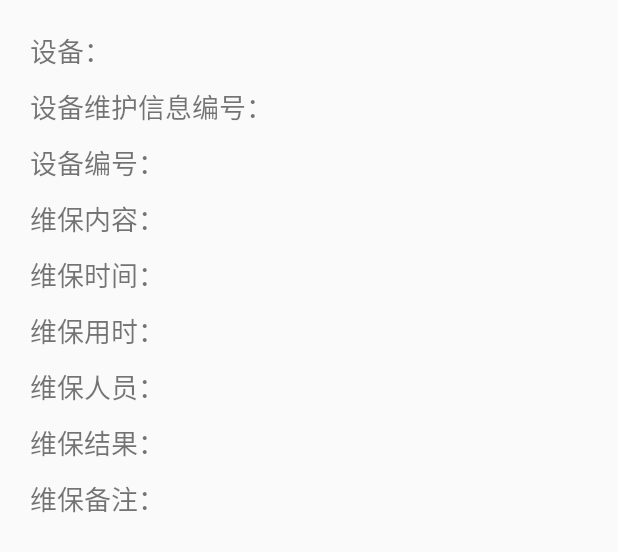
After one commit to shike2599/MyApp, an Android app: the layout item_expand_child.xml on its own in the app's theme, with its tools: preview values and no code run, on a phone screen of 412 x 824 dp. The commit adds this screen. Shown: the top 552 px of the screen. Run offline under Robolectric (Android 15) with nearby library versions, the phone set to English and light mode, and no system bars.

Commit message:
维保信息完成

```diff
--- a/app/src/main/java/project/wy/com/myappdemo/untils/Constant.java
+++ b/app/src/main/java/project/wy/com/myappdemo/untils/Constant.java
@@ -24,4 +24,5 @@ public class Constant {
 
     public static final String  QUEST_PRO_INFO = "http://116.62.186.91:8080/gywyext/systemProject/getProjectInfo.do?";//项目信息
     public static final String  ADD_RUNNING_INFO= "http://116.62.186.91:8080/gywyext/moblieAdd/addOpeartion.do";//手动输入项目信息
+    public static final String  QUEST_MAINTEN_INFO = "http://116.62.186.91:8080/gywyext/moblieAdd/getmaintenance.do";//维保信息
 }
--- /dev/null
+++ b/app/src/main/res/layout/item_expand_child.xml
@@ -0,0 +1,202 @@
+<?xml version="1.0" encoding="utf-8"?>
+<LinearLayout xmlns:android="http://schemas.android.com/apk/res/android"
+    android:layout_width="match_parent"
+    android:layout_height="match_parent"
+    android:orientation="vertical"
+    android:paddingLeft="20dp"
+    android:paddingTop="10dp"
+    >
+   <LinearLayout
+       android:layout_width="match_parent"
+       android:layout_height="wrap_content"
+       android:orientation="horizontal"
+       android:layout_marginTop="10dp"
+       >
+       <TextView
+           android:layout_width="wrap_content"
+           android:layout_height="wrap_content"
+           android:textSize="@dimen/device_info_size"
+           android:text="设备："
+           />
+       <TextView
+           android:id="@+id/equipment"
+           android:layout_width="wrap_content"
+           android:layout_height="wrap_content"
+           android:textSize="@dimen/device_info_size"
+           android:text=""
+           />
+   </LinearLayout>
+
+    <LinearLayout
+        android:layout_width="match_parent"
+        android:layout_height="wrap_content"
+        android:orientation="horizontal"
+        android:layout_marginTop="10dp"
+        >
+        <TextView
+            android:layout_width="wrap_content"
+            android:layout_height="wrap_content"
+            android:textSize="@dimen/device_info_size"
+            android:text="设备维护信息编号："
+            />
+        <TextView
+            android:id="@+id/equip_maintenance_id"
+            android:layout_width="wrap_content"
+            android:layout_height="wrap_content"
+            android:textSize="@dimen/device_info_size"
+            android:text=""
+            />
+    </LinearLayout>
+
+    <LinearLayout
+        android:layout_width="match_parent"
+        android:layout_height="wrap_content"
+        android:orientation="horizontal"
+        android:layout_marginTop="10dp"
+
+        >
+        <TextView
+            android:layout_width="wrap_content"
+            android:layout_height="wrap_content"
+            android:textSize="@dimen/device_info_size"
+            android:text="设备编号："
+            />
+        <TextView
+            android:id="@+id/equip_id"
+            android:layout_width="wrap_content"
+            android:layout_height="wrap_content"
+            android:textSize="@dimen/device_info_size"
+            android:text=""
+            />
+    </LinearLayout>
+
+    <LinearLayout
+        android:layout_width="match_parent"
+        android:layout_height="wrap_content"
+        android:orientation="horizontal"
+        android:layout_marginTop="10dp"
+
+        >
+        <TextView
+            android:layout_width="wrap_content"
+            android:layout_height="wrap_content"
+            android:textSize="@dimen/device_info_size"
+            android:text="维保内容："
+            />
+        <TextView
+            android:id="@+id/equip_maintenance_info"
+            android:layout_width="wrap_content"
+            android:layout_height="wrap_content"
+            android:textSize="@dimen/device_info_size"
+            android:text=""
+            />
+    </LinearLayout>
+
+    <LinearLayout
+        android:layout_width="match_parent"
+        android:layout_height="wrap_content"
+        android:orientation="horizontal"
+        android:layout_marginTop="10dp"
+
+        >
+        <TextView
+            android:layout_width="wrap_content"
+            android:layout_height="wrap_content"
+            android:textSize="@dimen/device_info_size"
+            android:text="维保时间："
+            />
+        <TextView
+            android:id="@+id/equip_maintenance_date"
+            android:layout_width="wrap_content"
+            android:layout_height="wrap_content"
+            android:textSize="@dimen/device_info_size"
+            android:text=""
+            />
+    </LinearLayout>
+
+    <LinearLayout
+        android:layout_width="match_parent"
+        android:layout_height="wrap_content"
+        android:orientation="horizontal"
+        android:layout_marginTop="10dp"
+
+        >
+        <TextView
+            android:layout_width="wrap_content"
+            android:layout_height="wrap_content"
+            android:textSize="@dimen/device_info_size"
+            android:text="维保用时："
+            />
+        <TextView
+            android:id="@+id/quip_maintenance_time"
+            android:layout_width="wrap_content"
+            android:layout_height="wrap_content"
+            android:textSize="@dimen/device_info_size"
+            android:text=""
+            />
+    </LinearLayout>
+
+    <LinearLayout
+        android:layout_width="match_parent"
+        android:layout_height="wrap_content"
+        android:orientation="horizontal"
+        android:layout_marginTop="10dp"
+
+        >
+        <TextView
+            android:layout_width="wrap_content"
+            android:layout_height="wrap_content"
+            android:textSize="@dimen/device_info_size"
+            android:text="维保人员："
+            />
+        <TextView
+            android:id="@+id/equip_maintenance_worker"
+            android:layout_width="wrap_content"
+            android:layout_height="wrap_content"
+            android:textSize="@dimen/device_info_size"
+            android:text=""
+            />
+    </LinearLayout>
+
+    <LinearLayout
+        android:layout_width="match_parent"
+        android:layout_height="wrap_content"
+        android:orientation="horizontal"
+        android:layout_marginTop="10dp"
+        >
+        <TextView
+            android:layout_width="wrap_content"
+            android:layout_height="wrap_content"
+            android:textSize="@dimen/device_info_size"
+            android:text="维保结果："
+            />
+        <TextView
+            android:id="@+id/equip_maintenance_result"
+            android:layout_width="wrap_content"
+            android:layout_height="wrap_content"
+            android:textSize="@dimen/device_info_size"
+            android:text=""
+            />
+    </LinearLayout>
+
+    <LinearLayout
+        android:layout_width="match_parent"
+        android:layout_height="wrap_content"
+        android:orientation="horizontal"
+        android:layout_marginTop="10dp"
+        >
+        <TextView
+            android:layout_width="wrap_content"
+            android:layout_height="wrap_content"
+            android:textSize="@dimen/device_info_size"
+            android:text="维保备注："
+            />
+        <TextView
+            android:id="@+id/equip_maintenance_memo"
+            android:layout_width="wrap_content"
+            android:layout_height="wrap_content"
+            android:textSize="@dimen/device_info_size"
+            android:text=""
+            />
+    </LinearLayout>
+</LinearLayout>
```
Also changed, not shown: app/src/main/java/project/wy/com/myappdemo/DeviceInfoActivity.java (+5 -2 lines), app/src/main/java/project/wy/com/myappdemo/adapter/MyExpListViewAdapter.java (added, +154 -0 lines), app/src/main/java/project/wy/com/myappdemo/bean/MaintenanceInfoBean.java (added, +212 -0 lines), app/src/main/java/project/wy/com/myappdemo/fragment/Maintenanfragment.java (+62 -0 lines), app/src/main/java/project/wy/com/myappdemo/untils/StringUtil.java (+21 -0 lines), app/src/main/res/layout/mainten_expandable_item_layout.xml (added, +27 -0 lines), app/src/main/res/layout/miantenan_info_layout.xml (+11 -4 lines), app/src/main/res/mipmap-hdpi/ic_expand_rdown_new.png (added), app/src/main/res/mipmap-hdpi/ic_expand_right_new.png (added).
